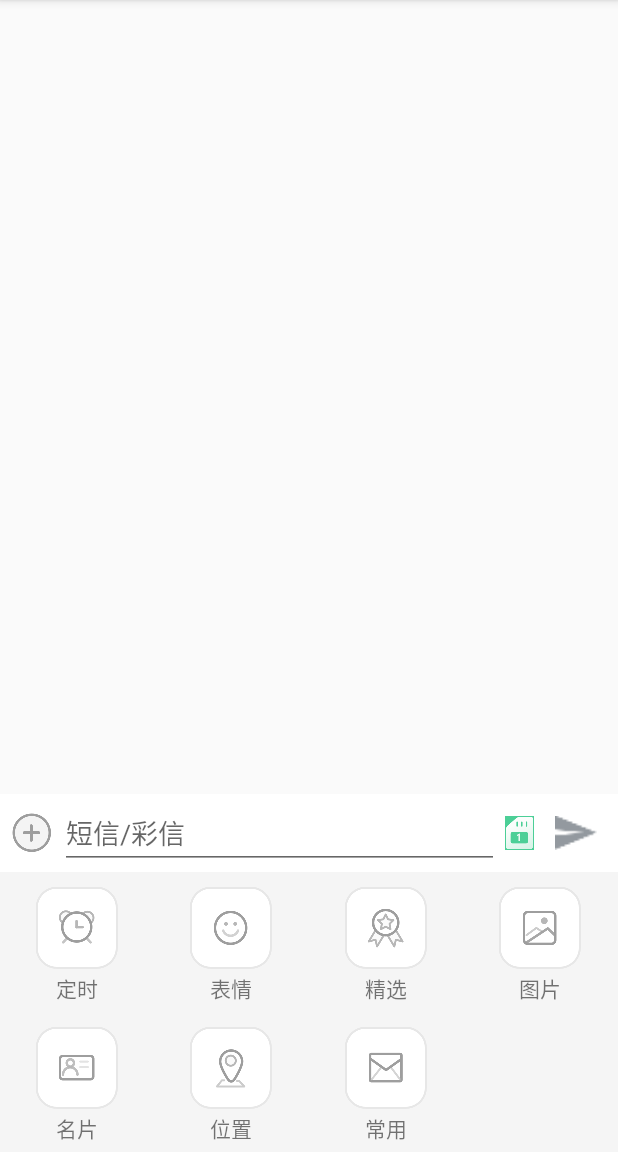
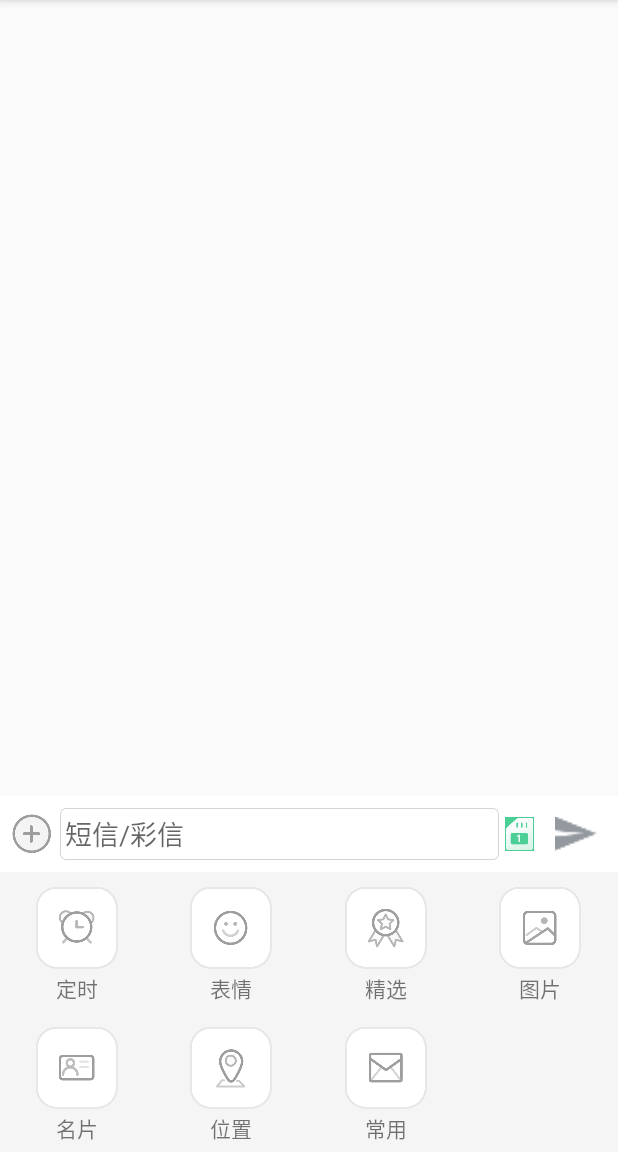
Before and after one commit to VedantEnterprises/SimpleContacts, an Android app: the SmsActivity screen opened directly, with no data from a screen before it, after a tap on an icon or button, on a phone screen of 412 x 824 dp, the part 84-1236 px from its top. Run offline under Robolectric (Android 15) with nearby library versions, the phone set to English and light mode, and no system bars; our stand-ins replace RxJava.

Commit message:
sms activity function add
Change-Id: I53bb931b9c833fde29bd3d9fab31a8664d40c668

```diff
--- a/app/src/main/AndroidManifest.xml
+++ b/app/src/main/AndroidManifest.xml
@@ -36,7 +36,6 @@
             android:windowSoftInputMode="adjustPan" />
         <activity android:name=".SmsActivity"
             android:theme="@style/index_activity_theme"
-            android:windowSoftInputMode="adjustPan"
             ></activity>
     </application>
 
--- a/app/src/main/java/com/cj/simplecontacts/SmsActivity.java
+++ b/app/src/main/java/com/cj/simplecontacts/SmsActivity.java
@@ -1,9 +1,14 @@
 package com.cj.simplecontacts;
 
+import android.Manifest;
+import android.content.Context;
 import android.content.Intent;
+import android.content.pm.PackageManager;
 import android.database.Cursor;
+import android.net.Uri;
 import android.os.Parcelable;
 import android.provider.Telephony;
+import android.support.v4.app.ActivityCompat;
 import android.support.v7.app.ActionBar;
 import android.support.v7.app.AppCompatActivity;
 import android.os.Bundle;
@@ -11,27 +16,42 @@ import android.support.v7.widget.GridLayoutManager;
 import android.support.v7.widget.LinearLayoutManager;
 import android.support.v7.widget.RecyclerView;
 import android.support.v7.widget.Toolbar;
+import android.telecom.PhoneAccount;
+import android.telecom.PhoneAccountHandle;
+import android.telecom.TelecomManager;
+import android.telephony.TelephonyManager;
+import android.text.Editable;
 import android.text.TextUtils;
+import android.text.TextWatcher;
+import android.util.DisplayMetrics;
 import android.util.Log;
+import android.view.Display;
 import android.view.Gravity;
 import android.view.Menu;
 import android.view.MenuItem;
+import android.view.MotionEvent;
 import android.view.View;
 import android.view.animation.Animation;
 import android.view.animation.TranslateAnimation;
+import android.view.inputmethod.InputMethodManager;
 import android.widget.CheckBox;
 import android.widget.CompoundButton;
+import android.widget.EditText;
 import android.widget.ImageButton;
+import android.widget.ImageView;
+import android.widget.LinearLayout;
 import android.widget.Toast;
 
 import com.cj.simplecontacts.adapter.SendSmsFunctionAdapter;
 import com.cj.simplecontacts.adapter.SmsDetailAdapter;
 import com.cj.simplecontacts.enity.Message;
 import com.cj.simplecontacts.enity.SmsFunction;
+import com.cj.simplecontacts.tool.CommonTool;
 import com.cj.simplecontacts.tool.ContactTool;
 import com.cj.simplecontacts.tool.NumberUtil;
 
 import java.util.ArrayList;
+import java.util.List;
 
 import io.reactivex.Observable;
 import io.reactivex.ObservableEmitter;
@@ -41,7 +61,7 @@ import io.reactivex.android.schedulers.AndroidSchedulers;
 import io.reactivex.disposables.Disposable;
 import io.reactivex.schedulers.Schedulers;
 
-public class SmsActivity extends AppCompatActivity implements View.OnClickListener{
+public class SmsActivity extends AppCompatActivity implements View.OnClickListener {
     private final static String TAG = "SmsActivity";
     private Toolbar toolbar;
     private ActionBar supportActionBar;
@@ -55,39 +75,49 @@ public class SmsActivity extends AppCompatActivity implements View.OnClickListen
     private Message message;
     private ImageButton collapseSmsFunction;
     private CheckBox selectSim;
-
+    private ImageView sendSms;
+    private LinearLayout ll;
+    private EditText smsEdit;
+    private int heightPixels;
     @Override
     protected void onCreate(Bundle savedInstanceState) {
         super.onCreate(savedInstanceState);
         setContentView(R.layout.activity_sms);
         Intent intent = getIntent();
-        if(intent != null){
+        if (intent != null) {
             message = intent.getParcelableExtra("sms");
         }
         initView();
         setUpSupportActionBar();
         setUpRecyclerView();
 
-        if(message != null){
+        if (message != null) {
             threadID = message.getThreadID();
             querySmsFromDB();
-            Log.d(TAG,"onCreate  threadID="+threadID);
+            Log.d(TAG, "onCreate  threadID=" + threadID);
 
-        }else{
-            Log.d(TAG,"message is null ");
+        } else {
+            Log.d(TAG, "message is null ");
         }
         addListener();
         createAnimation();
     }
 
 
-
-    private void initView(){
+    private void initView() {
         toolbar = (Toolbar) findViewById(R.id.toolbar);
-        mRecyclerView = (RecyclerView)findViewById(R.id.rv_sms);
-        sendFuctionRv = (RecyclerView)findViewById(R.id.sms_send_function);
+        mRecyclerView = (RecyclerView) findViewById(R.id.rv_sms);
+        sendFuctionRv = (RecyclerView) findViewById(R.id.sms_send_function);
         collapseSmsFunction = (ImageButton) findViewById(R.id.collapse_sms_function);
         selectSim = (CheckBox) findViewById(R.id.select_sim);
+        sendSms = (ImageView) findViewById(R.id.send_sms);
+        ll = (LinearLayout) findViewById(R.id.ll);
+        smsEdit = (EditText) findViewById(R.id.sms_edit);
+
+        sendSms.setEnabled(false);
+
+
+        heightPixels = CommonTool.getCommonTool(this).getHeightPixels();
     }
 
     private void addListener() {
@@ -95,28 +125,91 @@ public class SmsActivity extends AppCompatActivity implements View.OnClickListen
         selectSim.setOnCheckedChangeListener(new CompoundButton.OnCheckedChangeListener() {
             @Override
             public void onCheckedChanged(CompoundButton buttonView, boolean isChecked) {
-                if(isChecked){
+
+                int y = (int) ll.getY();
+                Log.d(TAG, "onCheckedChanged   y="+y);
+                if (isChecked) {
                     Toast t2 = Toast.makeText(SmsActivity.this, "卡2", Toast.LENGTH_SHORT);
-                    t2.setGravity(Gravity.BOTTOM|Gravity.RIGHT,60,200);
+                    t2.setGravity(Gravity.BOTTOM | Gravity.RIGHT, 60, heightPixels-y+10);
                     t2.show();
+                } else {
+                    Toast t1 = Toast.makeText(SmsActivity.this, "卡1", Toast.LENGTH_SHORT);
+                    t1.setGravity(Gravity.BOTTOM | Gravity.RIGHT, 60, heightPixels-y+10);
+                    t1.show();
+                }
+            }
+        });
+        sendSms.setOnClickListener(this);
+        mRecyclerView.setOnTouchListener(new View.OnTouchListener() {
+            @Override
+            public boolean onTouch(View v, MotionEvent event) {
+                HideSoftInput();
+                if(isSendFunctionRvVisible()){
+                    hideSmsFunction();
+                }
+                return false;
+            }
+        });
+        smsEdit.setOnClickListener(new View.OnClickListener() {
+            @Override
+            public void onClick(View v) {
+                Log.d(TAG, "onClick  search_et");
+                smsEdit.setCursorVisible(true);
+                if(isSendFunctionRvVisible()){
+                   // hideSmsFunction();
+                    sendFuctionRv.setVisibility(View.GONE);
+                }
+            }
+        });
+        smsEdit.setOnFocusChangeListener(new View.OnFocusChangeListener() {
+            @Override
+            public void onFocusChange(View v, boolean hasFocus) {
+                if (hasFocus) {
+                    Log.d(TAG, "onFocusChange  hasFocus == true");
+                    if(isSendFunctionRvVisible()){
+                        //hideSmsFunction();
+                        sendFuctionRv.setVisibility(View.GONE);
+                    }
+                } else {
+
+                }
+            }
+        });
+
+        smsEdit.addTextChangedListener(new TextWatcher() {
+            @Override
+            public void beforeTextChanged(CharSequence s, int start, int count, int after) {
+
+            }
+
+            @Override
+            public void onTextChanged(CharSequence s, int start, int before, int count) {
+
+            }
+
+            @Override
+            public void afterTextChanged(Editable s) {
+                String trim = s.toString().trim();
+                if(TextUtils.isEmpty(trim)){
+                    sendSms.setEnabled(false);
+                    sendSms.setImageDrawable(SmsActivity.this.getResources().getDrawable(R.drawable.send_message_gray));
                 }else{
-                    Toast t1 = Toast.makeText(SmsActivity.this,"卡1",Toast.LENGTH_SHORT);
-                    t1.setGravity(Gravity.BOTTOM|Gravity.RIGHT,60,200);
-                    t1.show();
+                    sendSms.setImageDrawable(SmsActivity.this.getResources().getDrawable(R.drawable.send_message_normal_green));
+                    sendSms.setEnabled(true);
                 }
             }
         });
     }
 
-    private void setUpSupportActionBar(){
+    private void setUpSupportActionBar() {
         setSupportActionBar(toolbar);
         supportActionBar = getSupportActionBar();
         supportActionBar.setIcon(R.drawable.default_contact_head_icon);
-        if(message != null){
+        if (message != null) {
             String person = message.getPerson();
-            if(TextUtils.isEmpty(person)){
+            if (TextUtils.isEmpty(person)) {
                 supportActionBar.setTitle("陌生人");
-            }else {
+            } else {
                 supportActionBar.setTitle(person);
             }
             supportActionBar.setSubtitle(message.getAddress());
@@ -133,7 +226,7 @@ public class SmsActivity extends AppCompatActivity implements View.OnClickListen
 
     }
 
-    private void setUpRecyclerView(){
+    private void setUpRecyclerView() {
 
         mRecyclerView.setHasFixedSize(true);
         mLayoutManager = new LinearLayoutManager(this);
@@ -141,16 +234,16 @@ public class SmsActivity extends AppCompatActivity implements View.OnClickListen
         mLayoutManager.setReverseLayout(true);
         mRecyclerView.setLayoutManager(mLayoutManager);
 
-        GridLayoutManager gridLayoutManager = new GridLayoutManager(this,4);
+        GridLayoutManager gridLayoutManager = new GridLayoutManager(this, 4);
 
         sendFuctionRv.setLayoutManager(gridLayoutManager);
         updateList();
-        SendSmsFunctionAdapter smsFunctionAdapter = new SendSmsFunctionAdapter(list,this);
+        SendSmsFunctionAdapter smsFunctionAdapter = new SendSmsFunctionAdapter(list, this);
         sendFuctionRv.setAdapter(smsFunctionAdapter);
 
     }
 
-    private void updateList(){
+    private void updateList() {
         list.clear();
         SmsFunction timing = new SmsFunction();
         timing.setName("定时");
@@ -189,9 +282,10 @@ public class SmsActivity extends AppCompatActivity implements View.OnClickListen
         list.add(useful);
     }
 
-    private boolean isSendFunctionRvVisible(){
+    private boolean isSendFunctionRvVisible() {
         return sendFuctionRv.getVisibility() == View.VISIBLE;
     }
+
     TranslateAnimation mShowAction;
     TranslateAnimation mHiddenAction;
 
@@ -224,26 +318,28 @@ public class SmsActivity extends AppCompatActivity implements View.OnClickListen
             }
         });
     }
+
     private boolean mHiddenActionIsOver = true;
-    private void showSmsFunction(){
-        if(sendFuctionRv.getVisibility() == View.GONE){
+
+    private void showSmsFunction() {
+        if (sendFuctionRv.getVisibility() == View.GONE) {
             sendFuctionRv.startAnimation(mShowAction);
             sendFuctionRv.setVisibility(View.VISIBLE);
         }
     }
 
-    private void hideSmsFunction(){
-        if(!mHiddenActionIsOver){
+    private void hideSmsFunction() {
+        if (!mHiddenActionIsOver) {
             return;
         }
-        if(sendFuctionRv.getVisibility() == View.VISIBLE){
+        if (sendFuctionRv.getVisibility() == View.VISIBLE) {
             sendFuctionRv.startAnimation(mHiddenAction);
             mHiddenActionIsOver = false;
         }
     }
 
-    private void querySmsFromDB(){
-        Log.d(TAG,"querySmsFromDB");
+    private void querySmsFromDB() {
+        Log.d(TAG, "querySmsFromDB");
         Observable
                 .create(new ObservableOnSubscribe<Integer>() {
                     @Override
@@ -286,13 +382,13 @@ public class SmsActivity extends AppCompatActivity implements View.OnClickListen
     private void queryDetailInformation() {
         Log.d(TAG, "queryDetailInformation()");
         String st = "";
-        Cursor cursor = ContactTool.getSmsCursorByThreadID(getContentResolver(),threadID);
+        Cursor cursor = ContactTool.getSmsCursorByThreadID(getContentResolver(), threadID);
         if (cursor == null) {
             return;
         }
         st += "----------------------------------------------- \n";
 
-        while(cursor.moveToNext()){
+        while (cursor.moveToNext()) {
             Message message = new Message();
 
             int id = cursor.getInt(cursor.getColumnIndex(Telephony.Sms._ID));
@@ -301,7 +397,7 @@ public class SmsActivity extends AppCompatActivity implements View.OnClickListen
             String person = cursor.getString(cursor.getColumnIndex(Telephony.Sms.PERSON));
             long date = cursor.getLong(cursor.getColumnIndex(Telephony.Sms.DATE));
             int subID = cursor.getInt(cursor.getColumnIndex(Telephony.Sms.SUBSCRIPTION_ID));
-            int readStatus= cursor.getInt(cursor.getColumnIndex(Telephony.Sms.READ));
+            int readStatus = cursor.getInt(cursor.getColumnIndex(Telephony.Sms.READ));
             int status = cursor.getInt(cursor.getColumnIndex(Telephony.Sms.STATUS));
             int type = cursor.getInt(cursor.getColumnIndex(Telephony.Sms.TYPE));
             String body = cursor.getString(cursor.getColumnIndex(Telephony.Sms.BODY));
@@ -337,43 +433,43 @@ public class SmsActivity extends AppCompatActivity implements View.OnClickListen
         cursor.close();
     }
 
-    private void updateData(){
-        Log.d(TAG,"updateData  size="+datas.size());
-        adapter = new SmsDetailAdapter(datas,this);
+    private void updateData() {
+        Log.d(TAG, "updateData  size=" + datas.size());
+        adapter = new SmsDetailAdapter(datas, this);
         mRecyclerView.setAdapter(adapter);
     }
 
     @Override
     public boolean onCreateOptionsMenu(Menu menu) {
 
-        Log.d(TAG,"onCreateOptionsMenu");
+        Log.d(TAG, "onCreateOptionsMenu");
         getMenuInflater().inflate(R.menu.menu_sms_activity, menu);
         return true;
     }
 
     @Override
     public boolean onOptionsItemSelected(MenuItem item) {
-        Log.d(TAG,"onOptionsItemSelected");
+        Log.d(TAG, "onOptionsItemSelected");
         int id = item.getItemId();
 
         if (id == R.id.clear_sms) {
-            Toast.makeText(this,"清空信息",Toast.LENGTH_SHORT).show();
+            Toast.makeText(this, "清空信息", Toast.LENGTH_SHORT).show();
             return true;
         }
         if (id == R.id.contact_detail) {
-            Toast.makeText(this,"联系人详情",Toast.LENGTH_SHORT).show();
+            Toast.makeText(this, "联系人详情", Toast.LENGTH_SHORT).show();
             return true;
         }
         if (id == R.id.add_block_list) {
-            Toast.makeText(this,"加入黑名单",Toast.LENGTH_SHORT).show();
+            Toast.makeText(this, "加入黑名单", Toast.LENGTH_SHORT).show();
             return true;
         }
         if (id == R.id.more) {
-            Toast.makeText(this,"更多",Toast.LENGTH_SHORT).show();
+            Toast.makeText(this, "更多", Toast.LENGTH_SHORT).show();
             return true;
         }
         if (id == R.id.call) {
-            Toast.makeText(this,"拨打电话",Toast.LENGTH_SHORT).show();
+            Toast.makeText(this, "拨打电话", Toast.LENGTH_SHORT).show();
             return true;
         }
 
@@ -381,14 +477,41 @@ public class SmsActivity extends AppCompatActivity implements View.OnClickListen
     }
 
     @Override
+    public void onBackPressed() {
+        if(isSendFunctionRvVisible()){
+            hideSmsFunction();
+            return;
+        }
+
+        super.onBackPressed();
+    }
+
+    /**
+     * 隐藏软键盘
+     */
+    public void HideSoftInput(){
+        InputMethodManager imm =  (InputMethodManager)getSystemService(Context.INPUT_METHOD_SERVICE);
+        if(imm != null) {
+            imm.hideSoftInputFromWindow(getWindow().getDecorView().getWindowToken(),
+                    0);
+        }
+    }
+
+    @Override
     public void onClick(View v) {
-        switch (v.getId()){
+        switch (v.getId()) {
             case R.id.collapse_sms_function:
                 if(isSendFunctionRvVisible()){
                     hideSmsFunction();
                 }else{
+                    HideSoftInput();
                     showSmsFunction();
                 }
+
+                break;
+            case R.id.send_sms:
+                Toast.makeText(this, "发送信息", Toast.LENGTH_SHORT).show();
+
                 break;
             default:
                 break;
--- /dev/null
+++ b/app/src/main/java/com/cj/simplecontacts/tool/CommonTool.java
@@ -0,0 +1,34 @@
+package com.cj.simplecontacts.tool;
+
+import android.app.Activity;
+import android.content.Context;
+import android.util.DisplayMetrics;
+import android.view.Display;
+
+/**
+ * Created by chenjun on 17-8-17.
+ */
+
+public class CommonTool {
+    private CommonTool(){}
+    private  static CommonTool commonTool;
+    private static int  heightPixels;
+    private static int  widthPixels;
+
+    public static CommonTool getCommonTool(Activity activity){
+        if(commonTool == null){
+            commonTool = new CommonTool();
+            Display defaultDisplay = activity.getWindowManager().getDefaultDisplay();
+            DisplayMetrics displayMetrics = new DisplayMetrics();
+            defaultDisplay.getMetrics(displayMetrics);
+            heightPixels = displayMetrics.heightPixels;
+            widthPixels = displayMetrics.widthPixels;
+        }
+        return commonTool;
+    }
+
+    public int getHeightPixels(){
+        return heightPixels;
+    }
+
+}
--- a/app/src/main/java/com/cj/simplecontacts/tool/ContactTool.java
+++ b/app/src/main/java/com/cj/simplecontacts/tool/ContactTool.java
@@ -49,4 +49,6 @@ public class ContactTool {
         Cursor c = resolver.query(uri, projection, Telephony.Sms.THREAD_ID+" = ?", new String[]{threadID+""}, sortString);
         return c;
     }
+
+
 }
--- a/app/src/main/res/layout/activity_sms.xml
+++ b/app/src/main/res/layout/activity_sms.xml
@@ -2,6 +2,7 @@
 <LinearLayout xmlns:android="http://schemas.android.com/apk/res/android"
     xmlns:app="http://schemas.android.com/apk/res-auto"
     xmlns:tools="http://schemas.android.com/tools"
+
     android:orientation="vertical"
     android:layout_width="match_parent"
     android:layout_height="match_parent"
@@ -28,12 +29,13 @@
     </android.support.v7.widget.RecyclerView>
 
     <LinearLayout
+        android:id="@+id/ll"
         android:orientation="vertical"
         android:layout_width="match_parent"
         android:layout_height="wrap_content">
         <LinearLayout
-            android:paddingTop="2dp"
-            android:paddingBottom="2dp"
+            android:paddingTop="8dp"
+            android:paddingBottom="8dp"
             android:background="#ffffff"
             android:gravity="center_vertical"
             android:layout_gravity="center_vertical"
@@ -47,6 +49,8 @@
                 android:layout_width="wrap_content"
                 android:layout_height="wrap_content" />
             <EditText
+                android:id="@+id/sms_edit"
+                android:background="@drawable/login_edit_normal"
                 android:layout_marginLeft="5dp"
                 android:layout_weight="1"
                 android:hint="短信/彩信"
@@ -60,6 +64,8 @@
                 android:layout_width="wrap_content"
                 android:layout_height="wrap_content" />
             <ImageView
+                android:clickable="true"
+                android:id="@+id/send_sms"
                 android:src="@drawable/send_message_gray"
                 android:layout_marginLeft="14dp"
                 android:layout_marginRight="14dp"
```
Also changed, not shown: app/src/main/res/drawable-xxhdpi/login_edit_normal.9.png (added).
